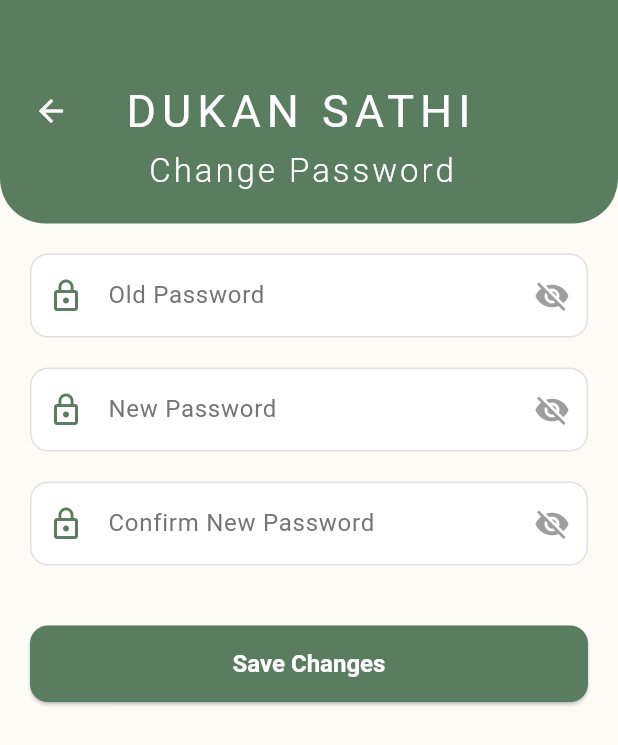
After one commit to durgesh-kanzariya/Dukan-Sathi-Mobile-Application, a Flutter app: the ChangePasswordAdmin screen opened directly, on a phone screen of 412 x 824 dp. The commit adds this screen. Shown: the top 745 px of the screen. Run offline on Flutter 3.47's test engine with Material 3 defaults, Android fonts, the phone set to English and light mode, and no system bars; our stand-ins replace get, image_picker; missing offline and left inert: mobile_scanner; project files that could hold a hidden picture were left out.

Commit message:
latest updates

```diff
--- a/dukan_sathi/lib/shopkeeper/dashboard/dashboard_page.dart
+++ b/dukan_sathi/lib/shopkeeper/dashboard/dashboard_page.dart
@@ -239,7 +239,7 @@
             onTap: () {
               Navigator.push(
                 context,
-                MaterialPageRoute(builder: (context) => const ProfileScreen()),
+                MaterialPageRoute(builder: (context) => ProfileScreen()),
               );
             },
             child: const CircleAvatar(
@@ -260,7 +260,6 @@
       offset: const Offset(0, -80),
       child: Padding(
         padding: const EdgeInsets.symmetric(horizontal: 20),
-        // --- REPLACEMENT FOR GlassmorphicContainer ---
         // This combination of widgets creates the same effect but with a dynamic height.
         child: ClipRRect(
           borderRadius: BorderRadius.circular(40),
--- /dev/null
+++ b/dukan_sathi/lib/shopkeeper/misc/change_password.dart
@@ -0,0 +1,259 @@
+import 'package:flutter/material.dart';
+import 'package:get/get.dart';
+
+class ChangePasswordAdmin extends StatefulWidget {
+  const ChangePasswordAdmin({super.key});
+
+  @override
+  State<ChangePasswordAdmin> createState() => _ChangePasswordAdminState();
+}
+
+class _ChangePasswordAdminState extends State<ChangePasswordAdmin> {
+  final _formKey = GlobalKey<FormState>();
+
+  final TextEditingController _oldPasswordController = TextEditingController();
+  final TextEditingController _newPasswordController = TextEditingController();
+  final TextEditingController _confirmPasswordController =
+      TextEditingController();
+
+  bool _isOldPasswordVisible = false;
+  bool _isNewPasswordVisible = false;
+  bool _isConfirmPasswordVisible = false;
+
+  @override
+  void dispose() {
+    _oldPasswordController.dispose();
+    _newPasswordController.dispose();
+    _confirmPasswordController.dispose();
+    super.dispose();
+  }
+
+  void _submitForm() {
+    // This will trigger the validators in the TextFormFields
+    final isValid = _formKey.currentState?.validate() ?? false;
+
+    if (isValid) {
+      // If the form is valid, show a success message and go back.
+      // TODO: Add your actual password change logic here.
+      Get.snackbar(
+        "Success",
+        "Your password has been changed successfully.",
+        snackPosition: SnackPosition.BOTTOM,
+        backgroundColor: Colors.green,
+        colorText: Colors.white,
+      );
+      // Use Get.back() to return to the previous screen (Profile page)
+      Get.back();
+    } else {
+      // If the form is not valid, show an error message.
+      Get.snackbar(
+        "Error",
+        "Please correct the errors in the form.",
+        snackPosition: SnackPosition.BOTTOM,
+        backgroundColor: Colors.red,
+        colorText: Colors.white,
+      );
+    }
+  }
+
+  @override
+  Widget build(BuildContext context) {
+    return Scaffold(
+      backgroundColor: const Color(0xFFFDFBF5),
+      body: Column(
+        children: [
+          _buildHeader(),
+          Expanded(
+            child: SingleChildScrollView(
+              child: Padding(
+                padding: const EdgeInsets.symmetric(
+                  horizontal: 20.0,
+                  vertical: 20.0,
+                ),
+                child: Form(
+                  key: _formKey,
+                  child: Column(
+                    children: [
+                      _buildPasswordField(
+                        controller: _oldPasswordController,
+                        label: 'Old Password',
+                        isVisible: _isOldPasswordVisible,
+                        onToggleVisibility: () {
+                          setState(
+                            () =>
+                                _isOldPasswordVisible = !_isOldPasswordVisible,
+                          );
+                        },
+                      ),
+                      const SizedBox(height: 20),
+                      _buildPasswordField(
+                        controller: _newPasswordController,
+                        label: 'New Password',
+                        isVisible: _isNewPasswordVisible,
+                        onToggleVisibility: () {
+                          setState(
+                            () =>
+                                _isNewPasswordVisible = !_isNewPasswordVisible,
+                          );
+                        },
+                      ),
+                      const SizedBox(height: 20),
+                      _buildPasswordField(
+                        controller: _confirmPasswordController,
+                        label: 'Confirm New Password',
+                        isVisible: _isConfirmPasswordVisible,
+                        onToggleVisibility: () {
+                          setState(
+                            () => _isConfirmPasswordVisible =
+                                !_isConfirmPasswordVisible,
+                          );
+                        },
+                        // Custom validator for the confirm password field
+                        validator: (value) {
+                          if (value == null || value.isEmpty) {
+                            return 'Please confirm your new password';
+                          }
+                          if (value != _newPasswordController.text) {
+                            return 'Passwords do not match';
+                          }
+                          return null;
+                        },
+                      ),
+                      const SizedBox(height: 40),
+                      _buildSaveChangesButton(),
+                    ],
+                  ),
+                ),
+              ),
+            ),
+          ),
+        ],
+      ),
+      // The bottom navigation bar has been removed as requested.
+    );
+  }
+
+  /// The standard, responsive header for the app.
+  Widget _buildHeader() {
+    return Container(
+      padding: const EdgeInsets.only(top: 50, left: 10, right: 20, bottom: 20),
+      decoration: const BoxDecoration(
+        color: Color(0xFF5A7D60),
+        borderRadius: BorderRadius.only(
+          bottomLeft: Radius.circular(30),
+          bottomRight: Radius.circular(30),
+        ),
+      ),
+      child: Column(
+        children: [
+          Row(
+            children: [
+              IconButton(
+                icon: const Icon(Icons.arrow_back, color: Colors.white),
+                // Correctly use Get.back() to navigate to the previous screen
+                onPressed: () => Get.back(),
+              ),
+              const Expanded(
+                child: Text(
+                  'DUKAN SATHI',
+                  textAlign: TextAlign.center,
+                  style: TextStyle(
+                    color: Colors.white,
+                    fontSize: 30,
+                    letterSpacing: 4,
+                  ),
+                ),
+              ),
+              const SizedBox(width: 48), // Balances the IconButton
+            ],
+          ),
+          const Text(
+            'Change Password',
+            style: TextStyle(
+              color: Colors.white,
+              fontSize: 22,
+              fontWeight: FontWeight.w300,
+              letterSpacing: 2,
+            ),
+          ),
+        ],
+      ),
+    );
+  }
+
+  /// A reusable and styled password field widget.
+  Widget _buildPasswordField({
+    required TextEditingController controller,
+    required String label,
+    required bool isVisible,
+    required VoidCallback onToggleVisibility,
+    String? Function(String?)? validator,
+  }) {
+    return TextFormField(
+      controller: controller,
+      obscureText: !isVisible,
+      decoration: InputDecoration(
+        labelText: label,
+        labelStyle: TextStyle(color: Colors.grey.shade600),
+        fillColor: Colors.white,
+        filled: true,
+        contentPadding: const EdgeInsets.symmetric(
+          vertical: 16.0,
+          horizontal: 12.0,
+        ),
+        border: OutlineInputBorder(
+          borderRadius: BorderRadius.circular(12),
+          borderSide: BorderSide(color: Colors.grey.shade300),
+        ),
+        enabledBorder: OutlineInputBorder(
+          borderRadius: BorderRadius.circular(12),
+          borderSide: BorderSide(color: Colors.grey.shade300),
+        ),
+        focusedBorder: OutlineInputBorder(
+          borderRadius: BorderRadius.circular(12),
+          borderSide: const BorderSide(color: Color(0xFF5A7D60), width: 2.0),
+        ),
+        prefixIcon: const Icon(Icons.lock_outline, color: Color(0xFF5A7D60)),
+        suffixIcon: IconButton(
+          icon: Icon(
+            isVisible ? Icons.visibility : Icons.visibility_off,
+            color: Colors.grey,
+          ),
+          onPressed: onToggleVisibility,
+        ),
+      ),
+      // Default validator
+      validator:
+          validator ??
+          (value) {
+            if (value == null || value.isEmpty) {
+              return 'Please enter your password';
+            }
+            if (value.length < 6) {
+              return 'Password must be at least 6 characters';
+            }
+            return null;
+          },
+    );
+  }
+
+  /// The primary action button, styled consistently.
+  Widget _buildSaveChangesButton() {
+    return SizedBox(
+      width: double.infinity,
+      child: ElevatedButton(
+        onPressed: _submitForm,
+        style: ElevatedButton.styleFrom(
+          backgroundColor: const Color(0xFF5A7D60),
+          foregroundColor: Colors.white,
+          padding: const EdgeInsets.symmetric(vertical: 16),
+          shape: RoundedRectangleBorder(
+            borderRadius: BorderRadius.circular(12),
+          ),
+          textStyle: const TextStyle(fontSize: 16, fontWeight: FontWeight.bold),
+        ),
+        child: const Text('Save Changes'),
+      ),
+    );
+  }
+}
--- a/dukan_sathi/lib/shopkeeper/misc/profile_screen.dart
+++ b/dukan_sathi/lib/shopkeeper/misc/profile_screen.dart
@@ -1,5 +1,6 @@
 import 'dart:io';
 import 'package:dukan_sathi/login.dart';
+import 'package:dukan_sathi/shopkeeper/misc/change_password.dart';
 import 'package:flutter/material.dart';
 import 'package:get/get_navigation/src/extension_navigation.dart';
 import 'package:get/utils.dart';
@@ -64,7 +65,14 @@
                   const SizedBox(height: 32),
                   _buildActionButton(
                     text: 'Change Password',
-                    onPressed: () {},
+                    onPressed: () {
+                      Navigator.push(
+                        context,
+                        MaterialPageRoute(
+                          builder: (context) => ChangePasswordAdmin(),
+                        ),
+                      );
+                    },
                     isPrimary: true,
                   ),
                   const SizedBox(height: 16),
```
Also changed, not shown: dukan_sathi/pubspec.lock, 1 other file.
